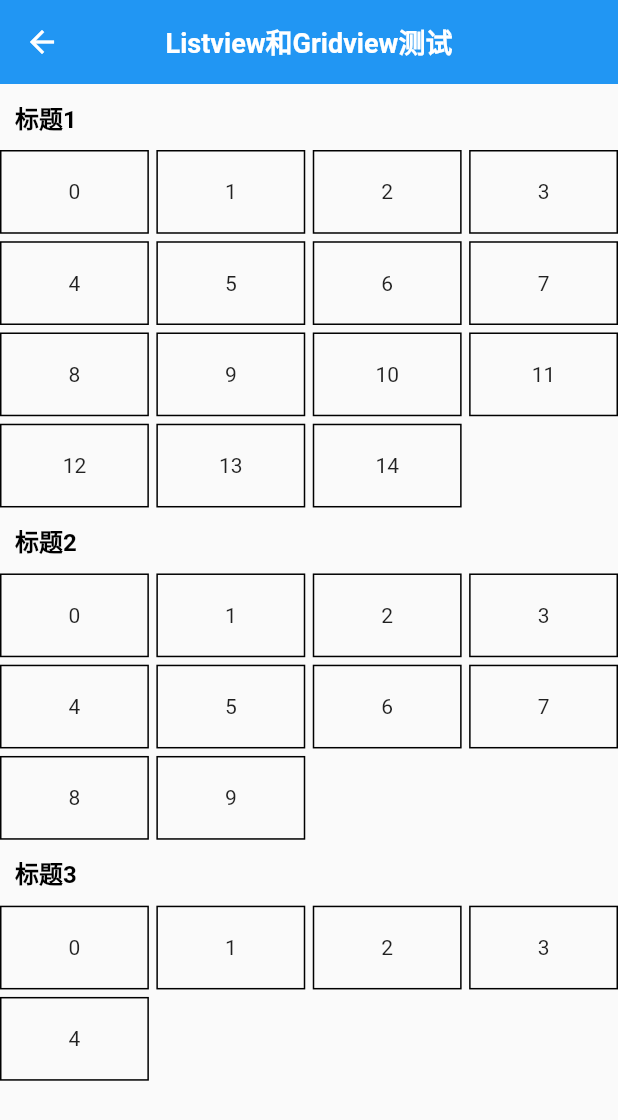
After one commit to FlyNothing/flutter_demo, a Flutter app: the ListviewGridviewDemo1Page screen opened directly, on a phone screen of 412 x 824 dp. The commit adds this screen. Shown: the top 1120 px of the screen. Run offline on Flutter 3.47's test engine with Material 2 defaults, Android fonts, the phone set to English and light mode, and no system bars; our stand-ins replace cached_network_image, dio, flutter_easyloading, flutter_screenutil, qr_flutter, shared_preferences and 1 more; accounts and stored records are empty.

Commit message:
[A] - Listview嵌套Gridview

```diff
--- a/lib/base/base_menu_config.dart
+++ b/lib/base/base_menu_config.dart
@@ -2,6 +2,8 @@ import 'package:flutter/material.dart';
 import 'package:flutter_demo/base/futuretimer/future_demo_page.dart';
 import 'package:flutter_demo/base/router/origin_demo_page.dart';
 import 'package:flutter_demo/base/widget/bottom_sheet_demo_page.dart';
+import 'package:flutter_demo/base/widget/listview_gridview_demo1_page.dart';
+import 'package:flutter_demo/base/widget/listview_gridview_demo2_page.dart';
 import 'package:flutter_demo/base/widget/state_demo_page.dart';
 import 'package:flutter_demo/base/widget/widget_demo_page.dart';
 
@@ -11,6 +13,8 @@ List<BaseMenuVO> baseMenuList = [
   BaseMenuVO("State测试", const StateDemoPage()),
   BaseMenuVO("底部弹窗测试", const BottomSheetDemoPage()),
   BaseMenuVO("FutureBuilder测试", const FutureDemoPage()),
+  BaseMenuVO("ListView和GridView测试1", const ListviewGridviewDemo1Page()),
+  BaseMenuVO("ListView和GridView测试2", const ListviewGridviewDemo2Page()),
 ];
 
 class BaseMenuVO {
--- a/lib/base/widget/bottom_sheet_demo_page.dart
+++ b/lib/base/widget/bottom_sheet_demo_page.dart
@@ -1,6 +1,7 @@
 import 'package:flutter/material.dart';
 import 'package:flutter_demo/common/util/global_widget.dart';
 
+/// showModalBottomSheet和showBottomSheet
 class BottomSheetDemoPage extends StatelessWidget {
   const BottomSheetDemoPage({Key? key}) : super(key: key);
 
--- /dev/null
+++ b/lib/base/widget/listview_gridview_demo1_page.dart
@@ -0,0 +1,60 @@
+import 'package:flutter/material.dart';
+import 'package:flutter_demo/common/util/global_widget.dart';
+import 'package:flutter_demo/common/util/text_style.dart';
+
+/// ListView嵌套Gridview <br/>
+/// ListView用于布局、可以下拉滑动页面 <br/>
+/// Gridview展示内容，不允许下拉且一次加载所有列表
+class ListviewGridviewDemo1Page extends StatelessWidget {
+  const ListviewGridviewDemo1Page({super.key});
+
+  @override
+  Widget build(BuildContext context) {
+    return Scaffold(
+      appBar: appBarStandard(title: 'Listview和Gridview测试'),
+      body: _getBody(context),
+    );
+  }
+
+  Widget _getBody(BuildContext context) {
+    return ListView(
+      children: [
+        getTitle("标题1"),
+        getContent(15),
+        getTitle("标题2"),
+        getContent(10),
+        getTitle("标题3"),
+        getContent(5),
+      ],
+    );
+  }
+
+  getTitle(String title) {
+    return Align(
+      alignment: Alignment.centerLeft,
+      child: Padding(
+        padding: const EdgeInsets.symmetric(horizontal: 10, vertical: 10),
+        child: Text(
+          title,
+          style: TextStyleUtil.size16W600(),
+        ),
+      ),
+    );
+  }
+
+  getContent(int i) {
+    return GridView.builder(
+      shrinkWrap: true, // ListView跟随GridView内容变化高度
+      physics: const NeverScrollableScrollPhysics(), // 取消GridView滚动效果
+      gridDelegate: const SliverGridDelegateWithFixedCrossAxisCount(crossAxisCount: 4, childAspectRatio: 16 / 9, mainAxisSpacing: 5, crossAxisSpacing: 5),
+      itemCount: i,
+      itemBuilder: (context, index) {
+        return Container(
+          alignment: Alignment.center,
+          decoration: BoxDecoration(border: Border.all(width: 1)),
+          child: Text("$index"),
+        );
+      },
+    );
+  }
+}
--- a/lib/base/widget/state_demo_page.dart
+++ b/lib/base/widget/state_demo_page.dart
@@ -6,6 +6,7 @@ import 'package:flutter_demo/common/util/global_widget.dart';
 import 'package:flutter_demo/common/util/text_style.dart';
 import 'package:flutter_demo/common/vo/base_resp_vo.dart';
 
+/// StatefulWidget测试
 class StateDemoPage extends StatefulWidget {
   static const String routeName = "/state-demo";
 
--- a/lib/base/widget/widget_demo_page.dart
+++ b/lib/base/widget/widget_demo_page.dart
@@ -2,6 +2,7 @@ import 'package:flutter/material.dart';
 import 'package:flutter_demo/common/util/global_widget.dart';
 import 'package:flutter_demo/common/util/text_style.dart';
 
+/// 测试State中获取Widget属性
 class WidgetDemoPage extends StatefulWidget {
   final String finalName = "widget-demo";
   const WidgetDemoPage({Key? key}) : super(key: key);
```
Also changed, not shown: lib/base/widget/listview_gridview_demo2_page.dart (added, +56 -0 lines).
